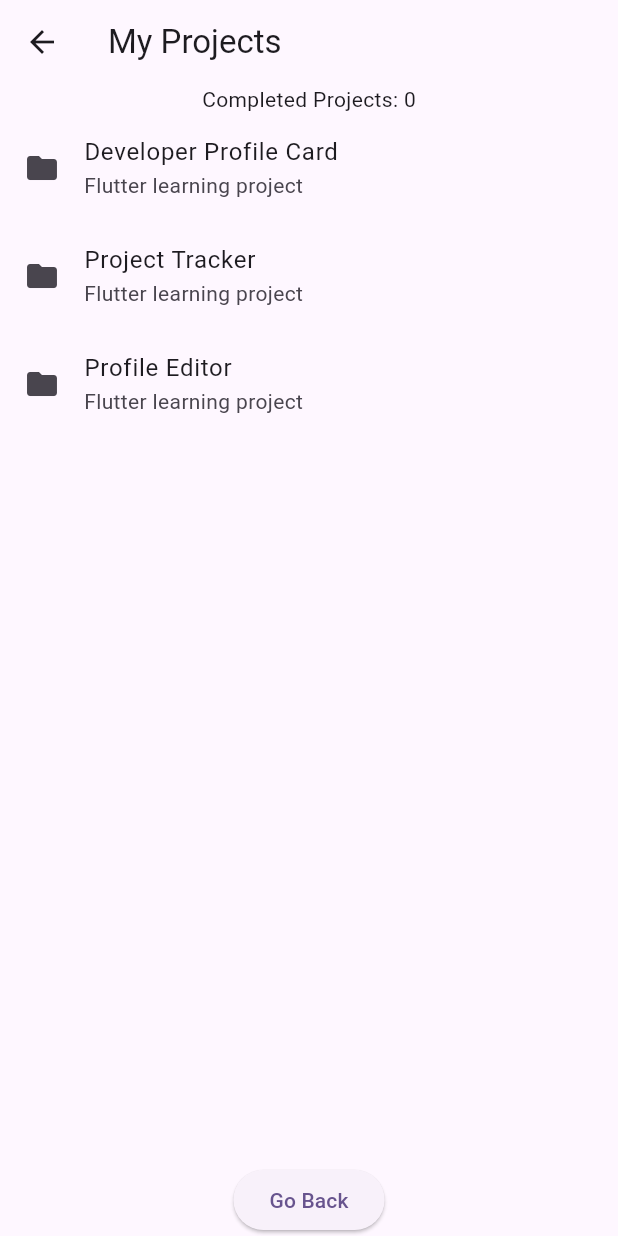
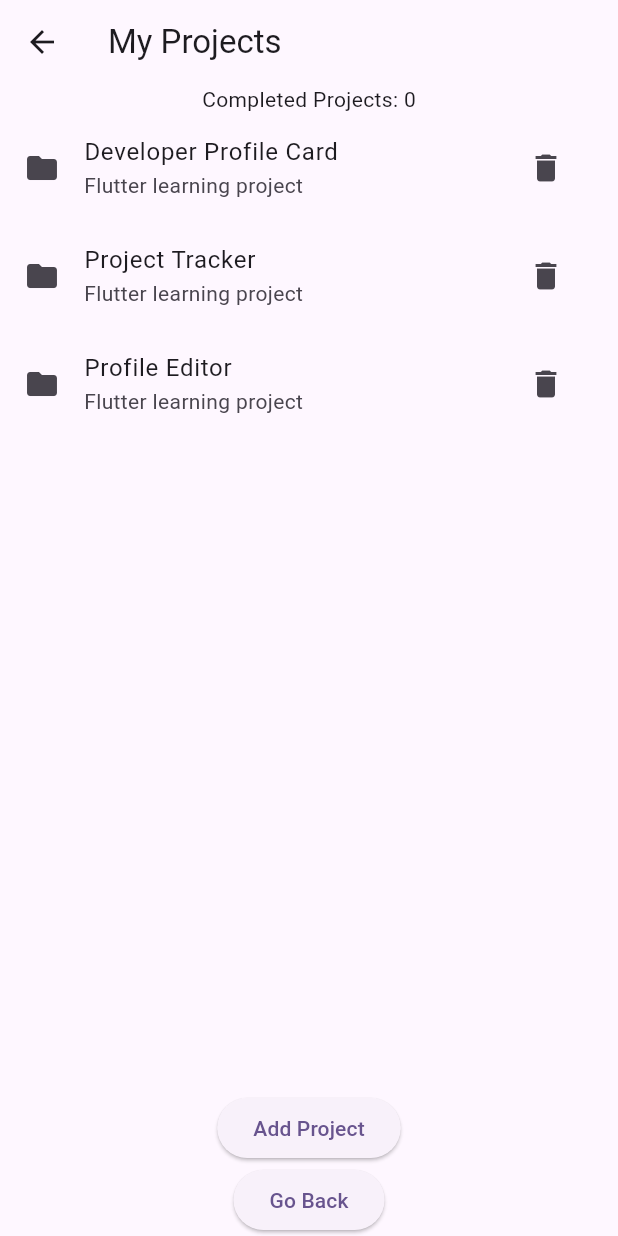
Before and after one commit to larymak/flutter-learning-journey, a Flutter app: the ProjectsScreen screen opened directly with empty values, on a phone screen of 412 x 824 dp. Run offline on Flutter 3.47's test engine with Material 3 defaults, Android fonts, the phone set to English and light mode, and no system bars.

Commit message:
docs: complete Flutter Fundamentals Lesson 7

```diff
--- a/flutter-fundamentals/hello_flutter/lib/main.dart
+++ b/flutter-fundamentals/hello_flutter/lib/main.dart
@@ -62,7 +62,6 @@ class _MyHomePageState extends State<MyHomePage> {
       print('Name cannot be empty');
       return;
     }
-
     setState(() {
       developerName = nameController.text;
       nameError = null;
@@ -179,7 +178,7 @@ class _MyHomePageState extends State<MyHomePage> {
   }
 }
 
-class ProjectsScreen extends StatelessWidget {
+class ProjectsScreen extends StatefulWidget {
   const ProjectsScreen({super.key, required this.completedProjects});
 
   final int completedProjects;
@@ -191,6 +190,25 @@ class ProjectsScreen extends StatelessWidget {
   ];
 
   @override
+  State<ProjectsScreen> createState() => _ProjectsScreenState();
+}
+
+class _ProjectsScreenState extends State<ProjectsScreen> {
+  final List<String> projects = List<String>.of(ProjectsScreen.projectNames);
+
+  void _addProject() {
+    setState(() {
+      projects.add('Portfolio App');
+    });
+  }
+
+  void _removeProject(int index) {
+    setState(() {
+      projects.removeAt(index);
+    });
+  }
+
+  @override
   Widget build(BuildContext context) {
     return Scaffold(
       appBar: AppBar(title: const Text('My Projects')),
@@ -198,18 +216,26 @@ class ProjectsScreen extends StatelessWidget {
         child: Column(
           mainAxisAlignment: MainAxisAlignment.center,
           children: [
-            Text('Completed Projects: $completedProjects'),
+            Text('Completed Projects: ${widget.completedProjects}'),
             Expanded(
               child: ListView.builder(
-                itemCount: projectNames.length,
+                itemCount: projects.length,
                 itemBuilder: (context, index) {
                   return ListTile(
                     leading: const Icon(Icons.folder),
-                    title: Text(projectNames[index]),
+                    title: Text(projects[index]),
                     subtitle: const Text('Flutter learning project'),
+                    trailing: IconButton(
+                      icon: const Icon(Icons.delete),
+                      onPressed: () => _removeProject(index),
+                    ),
                   );
                 },
               ),
+            ),
+            ElevatedButton(
+              onPressed: _addProject,
+              child: const Text('Add Project'),
             ),
             ElevatedButton(
               onPressed: () {
```
Also changed, not shown: 6 other files.
